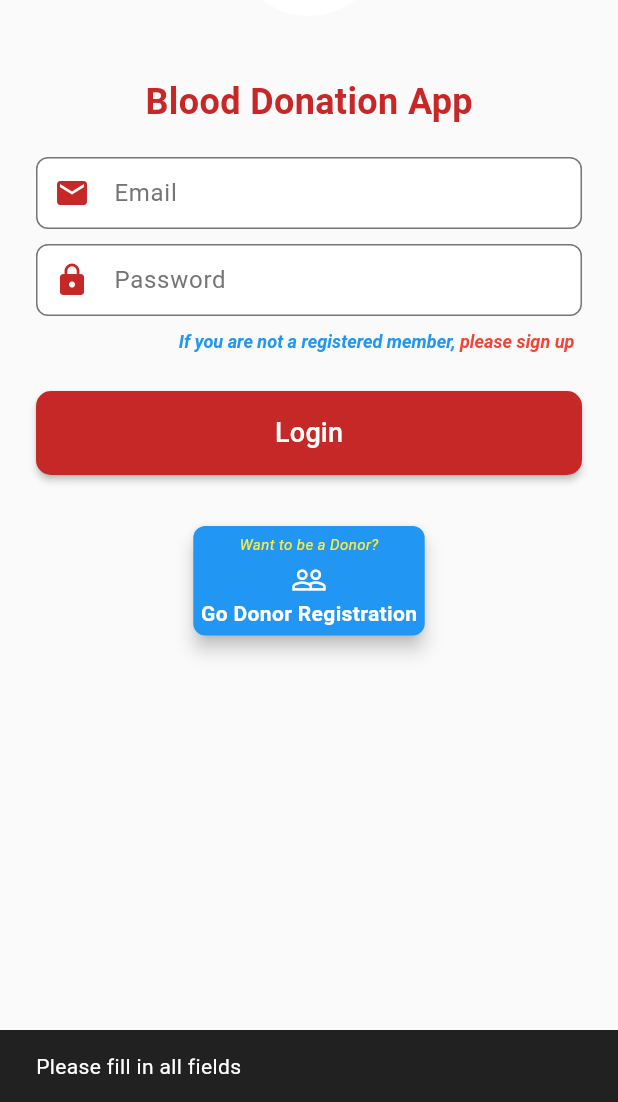
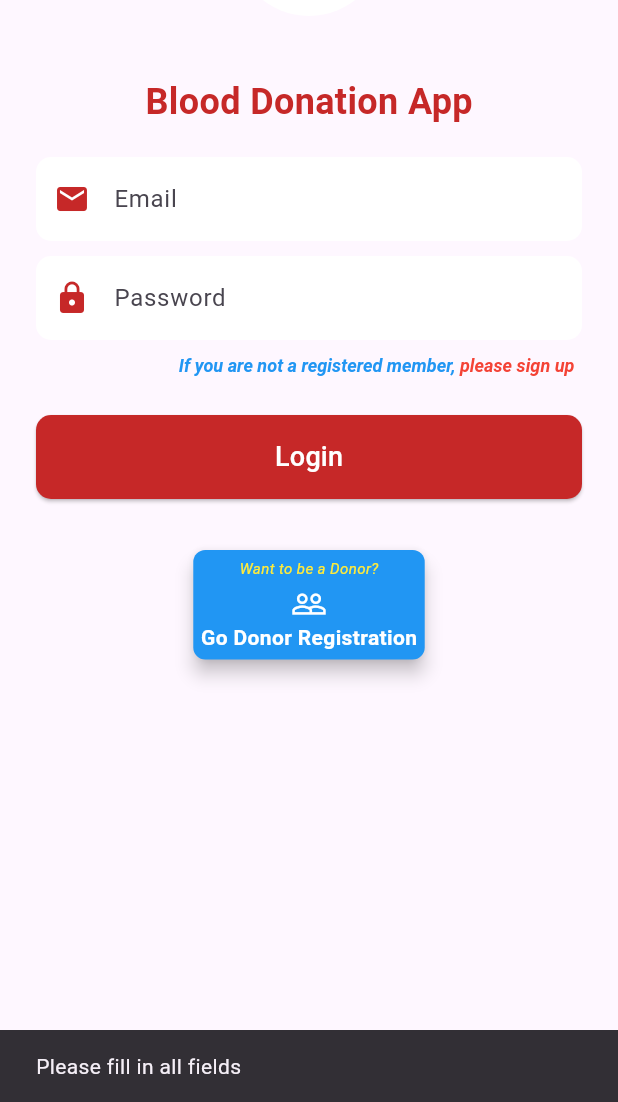
Before and after one commit to saifthpb/blood_sea, a Flutter app: the screen it shows after launch, after a tap on "Login", on a phone screen of 412 x 824 dp, the part 134-1236 px from its top. Run offline on Flutter 3.47's test engine with Material 3 defaults, Android fonts, the phone set to English and light mode, and no system bars; our stand-ins replace cloud_firestore, equatable, firebase_auth, firebase_core, firebase_messaging, firebase_storage and 4 more; missing offline and left inert: dart:html; accounts and stored records are empty.

Commit message:
fix splash screen

```diff
--- a/lib/config/router.dart
+++ b/lib/config/router.dart
@@ -32,12 +32,22 @@ GoRouter createRouter(BuildContext context) {
   return GoRouter(
       navigatorKey: _rootNavigatorKey,
       debugLogDiagnostics: true,
-      initialLocation: '/login',
+      initialLocation: '/',
       redirect: (context, state) {
+        // Don't redirect if we're on the splash screen
+        if (state.uri.toString() == '/') {
+          return null;
+        }
+
         final authState = context.read<AuthBloc>().state;
         final isLoggedIn = authState is Authenticated;
         final isLoggingIn = state.uri.toString() == '/login';
+        final isSplash = state.uri.toString() == '/';
 
+        // Allow access to splash screen
+        if (isSplash) return null;
+
+        // Handle other redirects
         if (!isLoggedIn && !isLoggingIn) {
           return '/login';
         }
@@ -49,6 +59,10 @@ GoRouter createRouter(BuildContext context) {
         return null;
       },
       routes: [
+        GoRoute(
+          path: '/',
+          builder: (context, state) => const SplashScreen(),
+        ),
         GoRoute(
           path: '/login',
           name: 'login',
@@ -159,7 +173,7 @@ GoRouter createRouter(BuildContext context) {
                 return BlocBuilder<AuthBloc, AuthState>(
                   builder: (context, state) {
                     if (state is Authenticated) {
-                      return HomeScreen(user: state.userModel);
+                      return HomeScreen(userModel: state.userModel);
                     }
                     return const HomeScreen();
                   },
--- a/lib/features/auth/bloc/auth_bloc.dart
+++ b/lib/features/auth/bloc/auth_bloc.dart
@@ -64,7 +64,7 @@ class AuthBloc extends Bloc<AuthEvent, AuthState> {
   final FirebaseAuth _auth = FirebaseAuth.instance;
   final FirebaseFirestore _firestore = FirebaseFirestore.instance;
 
-  AuthBloc() : super(AuthInitial()) {
+  AuthBloc() : super(AuthLoading()) {
     // Listen to auth state changes
     _auth.authStateChanges().listen((user) {
       if (user != null) {
--- a/lib/features/splash/splash_screen.dart
+++ b/lib/features/splash/splash_screen.dart
@@ -1,12 +1,10 @@
 import 'package:flutter/material.dart';
+import 'package:flutter_bloc/flutter_bloc.dart';
+import 'package:blood_sea/features/auth/bloc/auth_bloc.dart';
+import 'package:go_router/go_router.dart';
 
 class SplashScreen extends StatefulWidget {
-  final Function onInit;
-
-  const SplashScreen({
-    super.key,
-    required this.onInit,
-  });
+  const SplashScreen({super.key});
 
   @override
   State<SplashScreen> createState() => _SplashScreenState();
@@ -16,14 +14,26 @@ class _SplashScreenState extends State<SplashScreen> {
   @override
   void initState() {
     super.initState();
-    widget.onInit();
+    _checkAuthState();
+  }
+
+  Future<void> _checkAuthState() async {
+    // Add a minimum delay for splash screen
+    await Future.delayed(const Duration(seconds: 2));
+    if (mounted) {
+      final authState = context.read<AuthBloc>().state;
+      if (authState is Authenticated) {
+        context.go('/home');
+      } else {
+        context.go('/login');
+      }
+    }
   }
 
   @override
   Widget build(BuildContext context) {
     return Scaffold(
-      // Add background color to prevent black screen
-      backgroundColor: Theme.of(context).primaryColor,
+        backgroundColor: Colors.redAccent,
         body: SafeArea(
           child: Container(
             decoration: BoxDecoration(
@@ -126,7 +136,6 @@ class _SplashScreenState extends State<SplashScreen> {
               ),
             ),
           ),
-      ),
-    );
+        ));
   }
 }
--- a/lib/main.dart
+++ b/lib/main.dart
@@ -58,7 +58,9 @@ class MyApp extends StatelessWidget {
       child: Builder(
         builder: (context) => MaterialApp.router(
           title: 'Blood Sea',
-          theme: AppTheme.lightTheme(),
+          theme: ThemeData(
+              primarySwatch: Colors.red,
+              visualDensity: VisualDensity.adaptivePlatformDensity),
           routerConfig: createRouter(context),
           debugShowCheckedModeBanner: false,
         ),
```
Also changed, not shown: lib/features/home/home_screen.dart (+5 -2 lines). Lines whose indentation alone changed are shown as unchanged.
